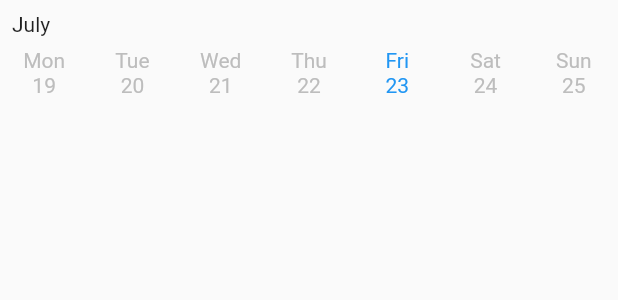
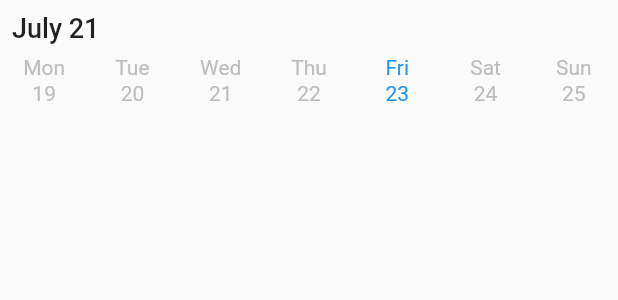
Before and after one commit to jurej1/fit_tip, a Flutter app: the CalendarBuilder widget shown alone on an empty page, opened directly, on a phone screen of 412 x 824 dp. Shown: the top 300 px of the screen. Run offline on Flutter 3.47's test engine with Material 2 defaults, Android fonts, the phone set to English and light mode, and no system bars; our stand-ins replace another_flushbar, bloc, carousel_slider, cloud_firestore, equatable, firebase_auth and 5 more; accounts and stored records are empty.

Commit message:
calendar builder

```diff
--- a/lib/fitness_tracking/widgets/calendar_builder.dart
+++ b/lib/fitness_tracking/widgets/calendar_builder.dart
@@ -40,16 +40,13 @@ class CalendarBuilder extends HookWidget {
       child: BlocBuilder<CalendarBloc, CalendarState>(
         builder: (context, state) {
           return Column(
+            crossAxisAlignment: CrossAxisAlignment.start,
             children: [
               Padding(
                 padding: const EdgeInsets.all(8.0),
-                child: Row(
-                  mainAxisAlignment: MainAxisAlignment.spaceBetween,
-                  children: [
-                    Text(DateFormat('MMMM').format(state.pageFirstIndexDate)),
-                    if (state.pageLastIndexDate.month != state.pageFirstIndexDate.month)
-                      Text(DateFormat('MMMM').format(state.pageLastIndexDate)),
-                  ],
+                child: Text(
+                  DateFormat('MMMM yy').format(state.pageFirstIndexDate),
+                  style: TextStyle(fontSize: 18, fontWeight: FontWeight.w500),
                 ),
               ),
               AnimatedContainer(
```
